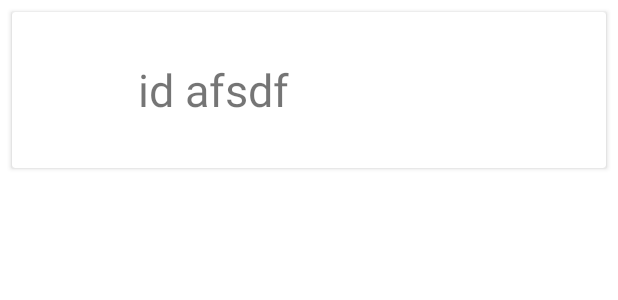
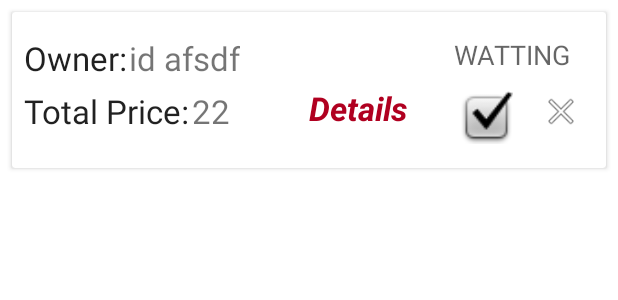
Before and after one commit to gkavlak/Selfwich, an Android app: the layout order_list_item.xml on its own in the app's theme, with its tools: preview values and no code run, on a phone screen of 412 x 824 dp. Shown: the top 300 px of the screen. Run offline under Robolectric (Android 15) with nearby library versions, the phone set to English and light mode, and no system bars.

Commit message:
orders layout ui uptaded

```diff
--- a/app/src/main/res/layout/order_list_item.xml
+++ b/app/src/main/res/layout/order_list_item.xml
@@ -36,17 +36,98 @@
                 android:layout_height="match_parent">
 
                 <TextView
-                    android:id="@+id/textView"
+                    android:id="@+id/owneNamerTextView"
                     android:layout_width="wrap_content"
                     android:layout_height="0dp"
-                    android:layout_marginStart="84dp"
-                    android:layout_marginBottom="32dp"
-                    android:text="@{orderListItem.orderId.toString()}"
-                    android:textSize="30sp"
-                    app:layout_constraintBottom_toBottomOf="parent"
+                    android:layout_marginStart="1dp"
+                    android:layout_marginTop="16dp"
 
+                    android:text="@{orderListItem.ownerName.toString()}"
+                    android:textSize="22sp"
+                    app:layout_constraintStart_toEndOf="@+id/ownerTextView"
+                    app:layout_constraintTop_toTopOf="parent"
+                    tools:text="id afsdf" />
+
+                <TextView
+                    android:id="@+id/ownerTextView"
+                    android:layout_width="wrap_content"
+                    android:layout_height="wrap_content"
+                    android:layout_marginStart="8dp"
+                    android:layout_marginTop="16dp"
+                    android:text="@string/owner"
+                    android:textAppearance="@style/TextAppearance.AppCompat.Large"
                     app:layout_constraintStart_toStartOf="parent"
-                    tools:text="id afsdf" />
+                    app:layout_constraintTop_toTopOf="parent" />
+
+                <TextView
+                    android:id="@+id/orderStatusTextView"
+                    android:layout_width="wrap_content"
+                    android:layout_height="wrap_content"
+                    android:layout_marginTop="16dp"
+                    android:layout_marginEnd="24dp"
+                    android:text="@{orderListItem.status.toString()}"
+                    android:textAppearance="@style/TextAppearance.AppCompat.Medium"
+                    app:layout_constraintEnd_toEndOf="parent"
+                    app:layout_constraintTop_toTopOf="parent"
+                    tools:text="WATTING" />
+
+                <TextView
+                    android:id="@+id/priceTextView"
+                    android:layout_width="wrap_content"
+                    android:layout_height="wrap_content"
+                    android:layout_marginStart="8dp"
+                    android:layout_marginTop="6dp"
+                    android:text="@string/price"
+                    android:textAppearance="@style/TextAppearance.AppCompat.Large"
+                    app:layout_constraintStart_toStartOf="parent"
+                    app:layout_constraintTop_toBottomOf="@+id/ownerTextView" />
+
+                <TextView
+                    android:id="@+id/orderPriceTextView4"
+                    android:layout_width="wrap_content"
+                    android:layout_height="wrap_content"
+                    android:layout_marginStart="1dp"
+                    android:layout_marginTop="6dp"
+                    android:text="@{orderListItem.status.toString()}"
+                    android:textSize="22sp"
+                    app:layout_constraintStart_toEndOf="@+id/priceTextView"
+                    app:layout_constraintTop_toBottomOf="@+id/owneNamerTextView"
+                    tools:text="22" />
+
+                <ImageView
+                    android:id="@+id/imageView3"
+                    android:layout_width="28dp"
+                    android:layout_height="27dp"
+                    android:layout_marginTop="12dp"
+                    android:layout_marginEnd="16dp"
+                    app:layout_constraintEnd_toEndOf="parent"
+                    app:layout_constraintTop_toBottomOf="@+id/orderStatusTextView"
+                    app:srcCompat="@android:drawable/ic_menu_close_clear_cancel" />
+
+                <ImageView
+                    android:id="@+id/imageView4"
+                    android:layout_width="39dp"
+                    android:layout_height="35dp"
+                    android:layout_marginTop="12dp"
+                    android:layout_marginEnd="16dp"
+                    app:layout_constraintEnd_toStartOf="@+id/imageView3"
+                    app:layout_constraintTop_toBottomOf="@+id/orderStatusTextView"
+                    app:srcCompat="@android:drawable/checkbox_on_background" />
+
+                <TextView
+                    android:id="@+id/detalsTextView"
+                    android:layout_width="wrap_content"
+                    android:layout_height="wrap_content"
+                    android:layout_marginStart="40dp"
+                    android:layout_marginTop="4dp"
+                    android:text="@string/details"
+                    android:textColor="@color/design_default_color_error"
+                    android:textSize="22dp"
+                    android:textStyle="bold|italic"
+                    app:layout_constraintEnd_toStartOf="@+id/imageView4"
+                    app:layout_constraintHorizontal_bias="0.272"
+                    app:layout_constraintStart_toEndOf="@+id/orderPriceTextView4"
+                    app:layout_constraintTop_toBottomOf="@+id/owneNamerTextView" />
 
             </androidx.constraintlayout.widget.ConstraintLayout>
         </androidx.cardview.widget.CardView>
--- a/app/src/main/res/navigation/my_nav_host.xml
+++ b/app/src/main/res/navigation/my_nav_host.xml
@@ -3,7 +3,7 @@
     xmlns:app="http://schemas.android.com/apk/res-auto"
     xmlns:tools="http://schemas.android.com/tools"
     android:id="@+id/my_nav_host"
-    app:startDestination="@id/customDialogFragment">
+    app:startDestination="@id/orderFragment">
 
     <fragment
         android:id="@+id/drinksFragment"
--- a/app/src/main/res/values/strings.xml
+++ b/app/src/main/res/values/strings.xml
@@ -24,6 +24,9 @@
     <string name="buy">BUY</string>
     <string name="add_eats">ADD EATS</string>
     <string name="add_drinks">ADD DRINKS</string>
+    <string name="owner">Owner:</string>
+    <string name="price">Total Price:</string>
+    <string name="details">Details</string>
 
 
 </resources>
```
